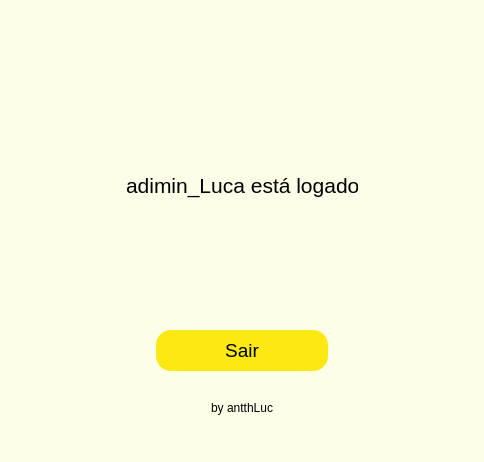
The window that Parte 3/segundaJanela.ui (antth-Luca/TelaDeLogin_SQLite) describes before a commit, drawn with Qt 5.
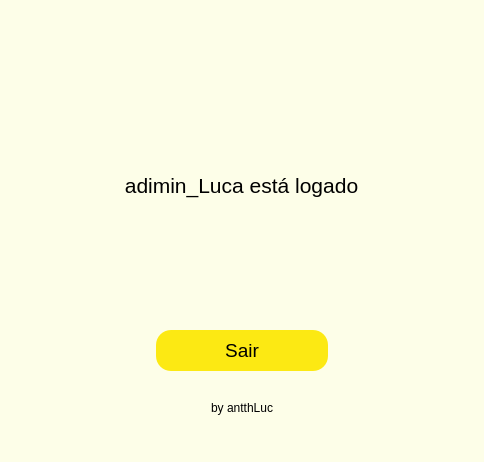
The same window after the commit. Icons and pictures are not drawn.

Patch:
```diff
--- a/Parte 3/segundaJanela.ui
+++ b/Parte 3/segundaJanela.ui
@@ -74,9 +74,9 @@
    <widget class="QLabel" name="msg_logado">
     <property name="geometry">
      <rect>
-      <x>126</x>
+      <x>6</x>
       <y>170</y>
-      <width>232</width>
+      <width>471</width>
       <height>31</height>
      </rect>
     </property>
@@ -88,6 +88,9 @@
     <property name="text">
      <string>adimin_Luca está logado</string>
     </property>
+    <property name="alignment">
+     <set>Qt::AlignCenter</set>
+    </property>
    </widget>
   </widget>
   <widget class="QMenuBar" name="menubar">
```
Left out of the diff: 2 changed lines with no effect on the pictures.
